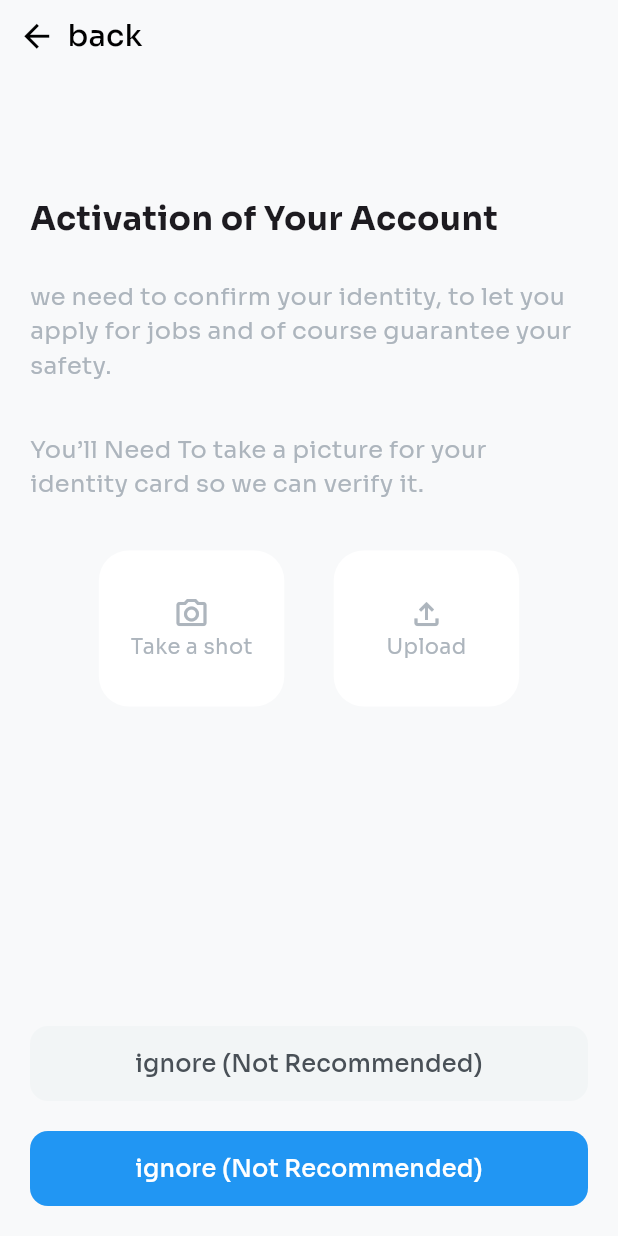
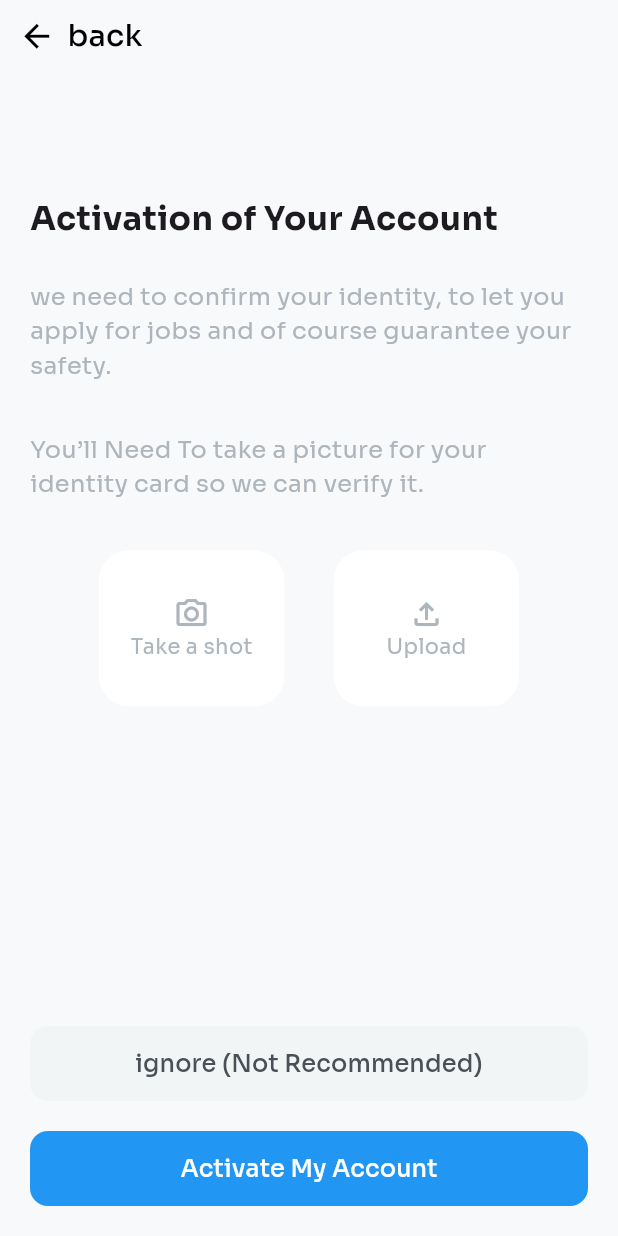
Before and after one commit to aymendn/travigui, a Flutter app: the MondheActivateScreen screen opened directly, on a phone screen of 412 x 824 dp. Run offline on Flutter 3.47's test engine with Material 2 defaults, Android fonts, the light colour scheme and no system bars; our stand-ins replace flutter_hooks, flutter_map, flutter_svg, hooks_riverpod, latlong2, shared_preferences; accounts and stored records are empty.

Commit message:
update
update text

```diff
--- a/lib/mondher_activate_screen.dart
+++ b/lib/mondher_activate_screen.dart
@@ -78,7 +78,7 @@ class MondheActivateScreen extends StatelessWidget {
             padding: const EdgeInsets.all(20),
             child: CustomButton(
               onPressed: () {},
-              text: 'ignore (Not Recommended)',
+              text: 'Activate My Account',
               color: Colors.blue,
               isFullWidth: true,
             ),
```
